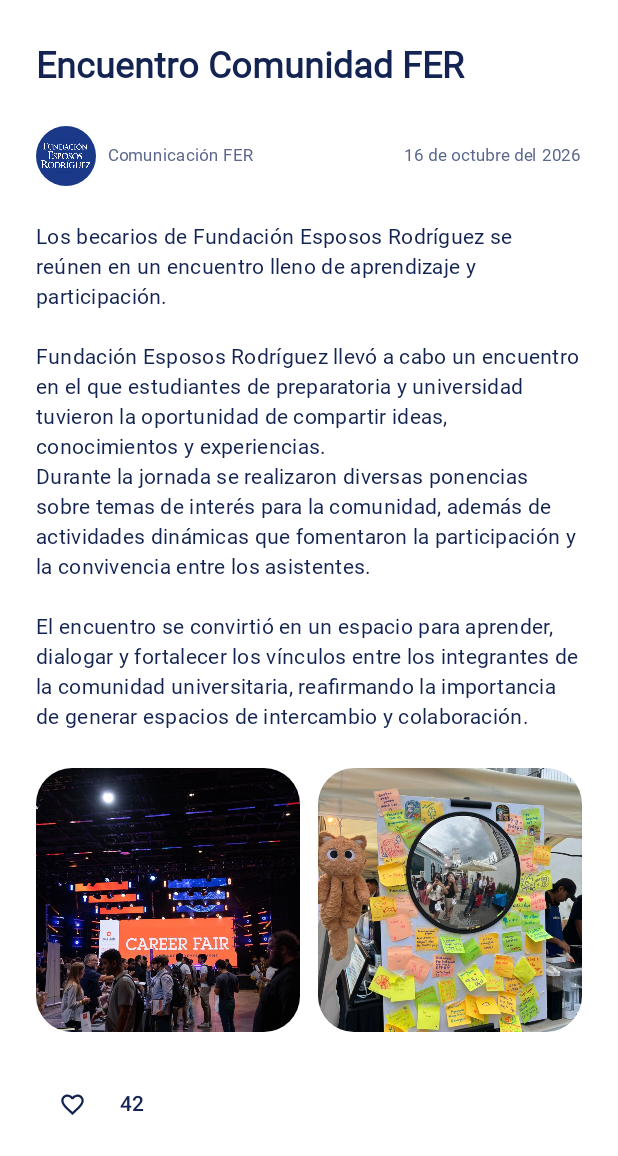
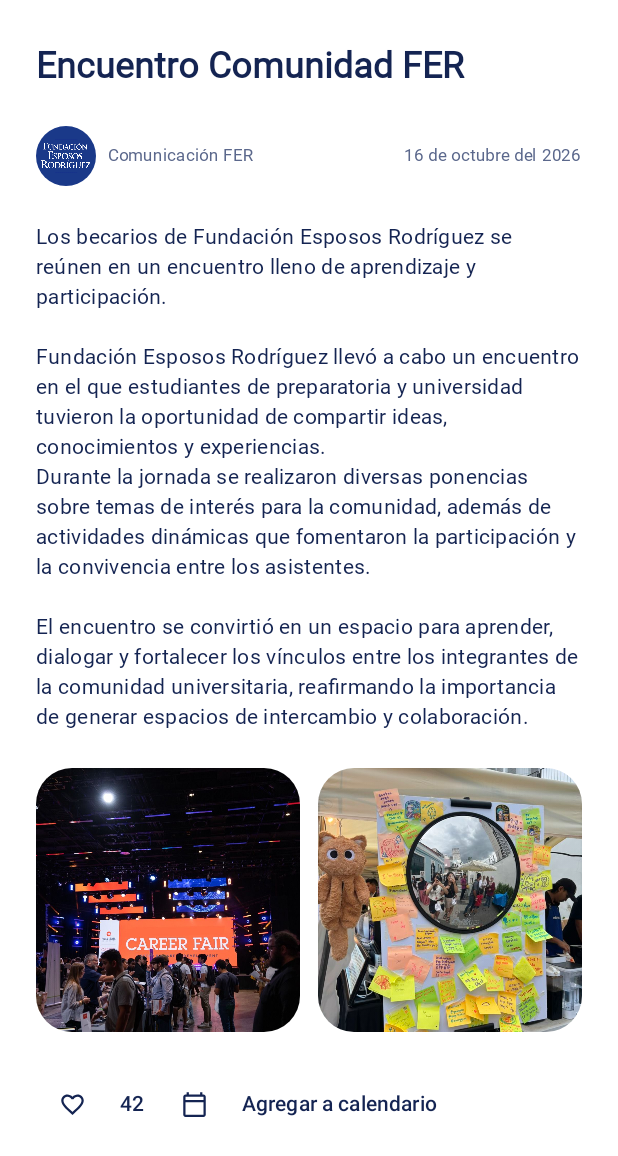
Before and after one commit to snwflwrsoph/fundacionApp, an Android app built with Jetpack Compose: the @Preview function NoticiaScreenPreview, scrolled down 296 dp, on a phone screen of 412 x 824 dp. Shown: the top 1156 px of the screen. Run offline under Robolectric (Android 15) with nearby library versions, the phone set to English and light mode, and no system bars; Roboto replaces fonts that are not available here.

Commit message:
feat: add to calendar button

```diff
--- a/app/src/main/java/com/fer/app/data/Repositorios.kt
+++ b/app/src/main/java/com/fer/app/data/Repositorios.kt
@@ -35,6 +35,7 @@ interface NoticiaRepository {
     /** Pide el detalle del [anuncio] (con backend: llamada de red; hoy: datos de ejemplo). */
     suspend fun cargar(anuncio: Announcement)
     suspend fun alternarLike(id: String)
+    suspend fun alternarGuardarCalendario(id: String)
 }
 
 interface CatalogoRepository {
--- a/app/src/main/java/com/fer/app/data/fake/FakeNoticias.kt
+++ b/app/src/main/java/com/fer/app/data/fake/FakeNoticias.kt
@@ -22,6 +22,6 @@ object FakeNoticias {
         imagenTerciaria = R.drawable.activity_fair,
         likes = 42,
         isLikedByUser = false,
-        compartidos = 17,
+        isSavedOnCalendar = false
     )
 }
--- a/app/src/main/java/com/fer/app/model/Noticia.kt
+++ b/app/src/main/java/com/fer/app/model/Noticia.kt
@@ -15,5 +15,5 @@ data class Noticia(
     @DrawableRes val imagenTerciaria: Int,
     val likes: Int,
     val isLikedByUser: Boolean,
-    val compartidos: Int,
+    val isSavedOnCalendar: Boolean,
 )
--- a/app/src/main/java/com/fer/app/ui/AppViewModel.kt
+++ b/app/src/main/java/com/fer/app/ui/AppViewModel.kt
@@ -94,6 +94,10 @@ class AppViewModel(
         viewModelScope.launch { noticiaRepository.alternarLike(id) }
     }
 
+    fun alternarGuardarCalendarioNoticia(id: String) {
+        viewModelScope.launch { noticiaRepository.alternarGuardarCalendario(id) }
+    }
+
     // ---------- Configuración ----------
 
     fun cambiarNotificaciones(valor: Boolean) = actualizarAjustes { it.copy(notificaciones = valor) }
@@ -111,6 +115,8 @@ class AppViewModel(
         viewModelScope.launch { ajustesRepository.guardar(transformar(ajustesRepository.ajustes.value)) }
     }
 
+
+
     companion object {
         /** Único lugar donde se eligen las implementaciones: hoy los datos hardcodeados. */
         val Factory: ViewModelProvider.Factory = object : ViewModelProvider.Factory {
--- a/app/src/main/java/com/fer/app/ui/FerApp.kt
+++ b/app/src/main/java/com/fer/app/ui/FerApp.kt
@@ -236,8 +236,8 @@ fun FerApp(viewModel: AppViewModel) {
                     NoticiaScreen(
                         noticia = noticia,
                         onBack = { navController.popBackStack() },
-                        onShare = { compartir(context, noticia) },
-                        onLikeClick = { viewModel.alternarLikeNoticia(id) }
+                        onLikeClick = { viewModel.alternarLikeNoticia(id) },
+                        onSaveClick = { viewModel.alternarGuardarCalendarioNoticia(id) }
                     )
                 }
             }
--- a/app/src/main/java/com/fer/app/ui/noticia/NoticiaScreen.kt
+++ b/app/src/main/java/com/fer/app/ui/noticia/NoticiaScreen.kt
@@ -18,8 +18,10 @@ import androidx.compose.foundation.verticalScroll
 import androidx.compose.material.icons.Icons
 import androidx.compose.material.icons.automirrored.filled.ArrowBack
 import androidx.compose.material.icons.automirrored.outlined.Send
+import androidx.compose.material.icons.filled.CalendarToday
 import androidx.compose.material.icons.filled.Favorite
 import androidx.compose.material.icons.filled.Share
+import androidx.compose.material.icons.outlined.CalendarToday
 import androidx.compose.material.icons.outlined.FavoriteBorder
 import androidx.compose.material3.FilledTonalIconButton
 import androidx.compose.material3.Icon
@@ -50,8 +52,8 @@ fun NoticiaScreen(
     noticia: Noticia,
     modifier: Modifier = Modifier,
     onBack: () -> Unit = {},
-    onShare: () -> Unit = {},
     onLikeClick: () -> Unit = {},
+    onSaveClick: () -> Unit = {},
 ) {
     Column(
         modifier = modifier
@@ -201,6 +203,24 @@ fun NoticiaScreen(
                 style = MaterialTheme.typography.labelLarge,
                 color = FerNavy
             )
+
+            IconToggleButton(
+                checked = noticia.isSavedOnCalendar,
+                onCheckedChange = { onSaveClick() }
+            ) {
+                Icon(
+                    imageVector = if (noticia.isSavedOnCalendar) Icons.Filled.CalendarToday else Icons.Outlined.CalendarToday,
+                    contentDescription = "Agregar a calendario",
+                    tint = FerNavy,
+                    modifier = Modifier.size(18.dp)
+                )
+            }
+
+            Text(
+                text = "Agregar a calendario",
+                style = MaterialTheme.typography.labelLarge,
+                color = FerNavy
+            )
         }
 
         Spacer(modifier = Modifier.height(24.dp))
```
Also changed, not shown: app/src/main/java/com/fer/app/data/fake/NoticiaRepositoryFake.kt (+8 -0 lines).
